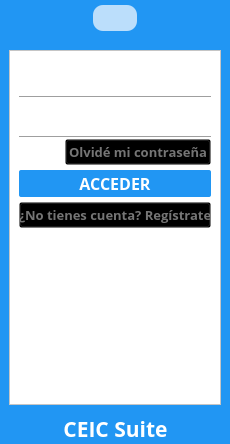
Before: the Qt Designer form interface/qt/ui/login.ui in usbceic/ceic-sv, drawn with Qt 5.
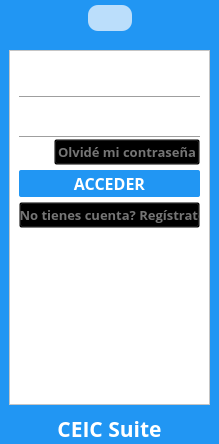
After: the same form once the commit is applied. Icons and pictures are not drawn.

Commit message: Login minimo v4

```diff
--- a/interface/qt/ui/login.ui
+++ b/interface/qt/ui/login.ui
@@ -9,7 +9,7 @@
    <rect>
     <x>0</x>
     <y>0</y>
-    <width>230</width>
+    <width>218</width>
     <height>444</height>
    </rect>
   </property>
```
Left out of the diff: 2 changed lines with no effect on the pictures.
